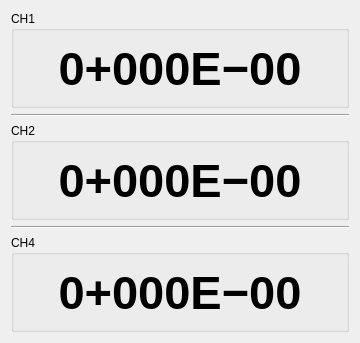
Before: the Qt Designer form src/mg15/pressures.ui in kmnhan/1KARPES_DAQ, drawn with Qt 5.
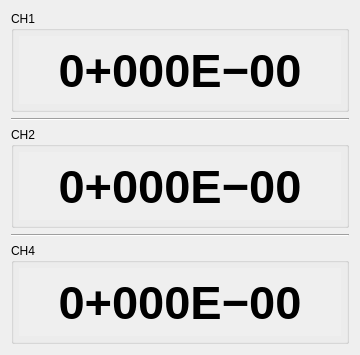
After: the same form once the commit is applied.

Commit message: feat(mg15): cosmetic improvements

```diff
--- a/src/mg15/pressures.ui
+++ b/src/mg15/pressures.ui
@@ -33,6 +33,54 @@
        <number>5</number>
       </property>
       <item>
+       <widget class="QScrollArea" name="scrollArea">
+        <property name="sizePolicy">
+         <sizepolicy hsizetype="Expanding" vsizetype="Maximum">
+          <horstretch>0</horstretch>
+          <verstretch>0</verstretch>
+         </sizepolicy>
+        </property>
+        <property name="minimumSize">
+         <size>
+          <width>175</width>
+          <height>0</height>
+         </size>
+        </property>
+        <property name="frameShape">
+         <enum>QFrame::NoFrame</enum>
+        </property>
+        <property name="verticalScrollBarPolicy">
+         <enum>Qt::ScrollBarAsNeeded</enum>
+        </property>
+        <property name="widgetResizable">
+         <bool>true</bool>
+        </property>
+        <widget class="QWidget" name="scrollAreaWidgetContents">
+         <property name="geometry">
+          <rect>
+           <x>0</x>
+           <y>0</y>
+           <width>328</width>
+           <height>57</height>
+          </rect>
+         </property>
+         <layout class="QHBoxLayout" name="horizontalLayout_4">
+          <property name="spacing">
+           <number>0</number>
+          </property>
+          <property name="leftMargin">
+           <number>0</number>
+          </property>
+          <property name="topMargin">
+           <number>0</number>
+          </property>
+          <property name="rightMargin">
+           <number>0</number>
+          </property>
+          <property name="bottomMargin">
+           <number>0</number>
+          </property>
+          <item>
        <widget class="QLabel" name="label1">
         <property name="font">
          <font>
@@ -51,6 +99,10 @@
       </item>
      </layout>
     </widget>
+       </widget>
+      </item>
+     </layout>
+    </widget>
    </item>
    <item>
     <widget class="Line" name="line">
@@ -78,6 +130,54 @@
        <number>5</number>
       </property>
       <item>
+       <widget class="QScrollArea" name="scrollArea_2">
+        <property name="sizePolicy">
+         <sizepolicy hsizetype="Expanding" vsizetype="Maximum">
+          <horstretch>0</horstretch>
+          <verstretch>0</verstretch>
+         </sizepolicy>
+        </property>
+        <property name="minimumSize">
+         <size>
+          <width>175</width>
+          <height>0</height>
+         </size>
+        </property>
+        <property name="frameShape">
+         <enum>QFrame::NoFrame</enum>
+        </property>
+        <property name="verticalScrollBarPolicy">
+         <enum>Qt::ScrollBarAsNeeded</enum>
+        </property>
+        <property name="widgetResizable">
+         <bool>true</bool>
+        </property>
+        <widget class="QWidget" name="scrollAreaWidgetContents_2">
+         <property name="geometry">
+          <rect>
+           <x>0</x>
+           <y>0</y>
+           <width>328</width>
+           <height>57</height>
+          </rect>
+         </property>
+         <layout class="QHBoxLayout" name="horizontalLayout_5">
+          <property name="spacing">
+           <number>0</number>
+          </property>
+          <property name="leftMargin">
+           <number>0</number>
+          </property>
+          <property name="topMargin">
+           <number>0</number>
+          </property>
+          <property name="rightMargin">
+           <number>0</number>
+          </property>
+          <property name="bottomMargin">
+           <number>0</number>
+          </property>
+          <item>
        <widget class="QLabel" name="label2">
         <property name="font">
          <font>
@@ -96,6 +196,10 @@
       </item>
      </layout>
     </widget>
+       </widget>
+      </item>
+     </layout>
+    </widget>
    </item>
    <item>
     <widget class="Line" name="line_2">
@@ -123,6 +227,54 @@
        <number>5</number>
       </property>
       <item>
+       <widget class="QScrollArea" name="scrollArea_3">
+        <property name="sizePolicy">
+         <sizepolicy hsizetype="Expanding" vsizetype="Maximum">
+          <horstretch>0</horstretch>
+          <verstretch>0</verstretch>
+         </sizepolicy>
+        </property>
+        <property name="minimumSize">
+         <size>
+          <width>175</width>
+          <height>0</height>
+         </size>
+        </property>
+        <property name="frameShape">
+         <enum>QFrame::NoFrame</enum>
+        </property>
+        <property name="verticalScrollBarPolicy">
+         <enum>Qt::ScrollBarAsNeeded</enum>
+        </property>
+        <property name="widgetResizable">
+         <bool>true</bool>
+        </property>
+        <widget class="QWidget" name="scrollAreaWidgetContents_3">
+         <property name="geometry">
+          <rect>
+           <x>0</x>
+           <y>0</y>
+           <width>328</width>
+           <height>57</height>
+          </rect>
+         </property>
+         <layout class="QHBoxLayout" name="horizontalLayout_6">
+          <property name="spacing">
+           <number>0</number>
+          </property>
+          <property name="leftMargin">
+           <number>0</number>
+          </property>
+          <property name="topMargin">
+           <number>0</number>
+          </property>
+          <property name="rightMargin">
+           <number>0</number>
+          </property>
+          <property name="bottomMargin">
+           <number>0</number>
+          </property>
+          <item>
        <widget class="QLabel" name="label3">
         <property name="font">
          <font>
@@ -137,6 +289,10 @@
         <property name="alignment">
          <set>Qt::AlignCenter|Qt::AlignHCenter|Qt::AlignLeading|Qt::AlignLeft|Qt::AlignVCenter</set>
         </property>
+           </widget>
+          </item>
+         </layout>
+        </widget>
        </widget>
       </item>
      </layout>
```
Lines whose indentation alone changed are shown as unchanged.
